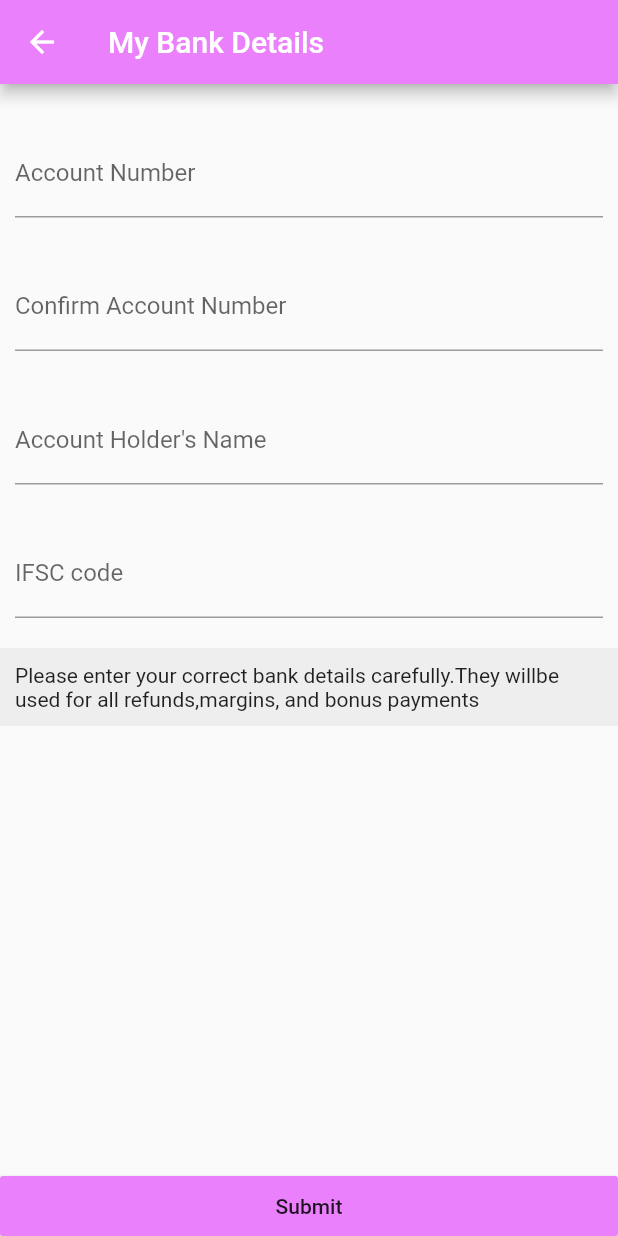
After one commit to Pushkar-PM/Meesho, a Flutter app: the EnterBankDetails screen opened by its route, on a phone screen of 412 x 824 dp. The commit adds this screen. Run offline on Flutter 3.47's test engine with Material 2 defaults, Android fonts, the phone set to English and light mode, and no system bars; our stand-ins replace carousel_slider, firebase_auth, firebase_core, fluttertoast; missing offline and left inert: dart:html, mdi; accounts and stored records are empty; network calls fail.

Commit message:
Added bank details page

```diff
--- a/lib/main.dart
+++ b/lib/main.dart
@@ -8,6 +8,7 @@ import 'package:firebase_auth/firebase_auth.dart';
 import 'package:flutter/gestures.dart';
 import 'package:flutter/cupertino.dart';
 import 'package:flutter/material.dart';
+import 'package:meesho/pages/EnterBankDetails.dart';
 import 'package:meesho/pages/account.dart';
 import 'package:mdi/mdi.dart';
 
@@ -32,6 +33,7 @@ void main() async {
     routes: {
       '/account':(context)=> Account(),
       '/login':(context)=> Login(),
+      '/bank':(context)=> EnterBankDetails(),
     },
   ),
   );
--- /dev/null
+++ b/lib/pages/EnterBankDetails.dart
@@ -0,0 +1,86 @@
+
+
+import 'package:flutter/cupertino.dart';
+import 'package:flutter/material.dart';
+
+void main(){
+    runApp(MaterialApp(
+        home: EnterBankDetails(),
+
+    ));
+}
+
+class EnterBankDetails extends StatefulWidget {
+  const EnterBankDetails({Key? key}) : super(key: key);
+
+  @override
+  _EnterBankDetailsState createState() => _EnterBankDetailsState();
+}
+
+class _EnterBankDetailsState extends State<EnterBankDetails> {
+  @override
+  Widget build(BuildContext context) {
+    List<String> list=["Account Number","Confirm Account Number","Account Holder's Name","IFSC code"];
+    Widget Bank(String s){
+        return
+          Container(
+            margin: EdgeInsets.fromLTRB(10,0,10,0),
+            child:Column(
+          children: [
+              SizedBox(height: 30,),
+              TextField(
+                cursorColor: Colors.black,
+                textInputAction: TextInputAction.next,
+                decoration:
+                    InputDecoration(
+                        labelText: s,
+                        focusedBorder: UnderlineInputBorder(
+                            borderSide: BorderSide(color: Colors.purpleAccent)
+                        ),
+                ),
+
+              ),
+          ],
+        ),
+          );
+    };
+    return Scaffold(
+        bottomSheet: Container(
+          width: MediaQuery.of(context).size.width,
+          height: 40,
+          child: RaisedButton(
+            child: Text('Submit'),
+            onPressed: () {},
+            color: Colors.purpleAccent[100],
+          ),
+        ),
+        appBar: AppBar(
+            title:Text("My Bank Details"),
+            backgroundColor: Colors.purpleAccent[100],
+        ),
+        body: Column(
+          children:[Container(
+                  child: Column(
+                    children: list.map((e)=>Bank(e)).toList(),
+                    ),
+                  ),
+                  SizedBox(
+                    height: 20,
+                  ),
+                  Container(
+                          width: double.infinity,
+                          decoration: BoxDecoration(
+                            color: Colors.grey[200],
+                          ),
+                          padding: EdgeInsets.all(10),
+                          child: Text(
+                            "Please enter your correct bank details carefully.They will"
+                                "be used for all refunds,margins, and bonus payments"
+                          ),
+                      ),
+          ]
+        )
+
+    );
+  }
+}
--- a/lib/pages/account.dart
+++ b/lib/pages/account.dart
@@ -4,11 +4,16 @@ import 'package:meesho/main.dart';
 import 'package:meesho/main.dart';
 import 'package:firebase_auth/firebase_auth.dart';
 import 'package:firebase_core/firebase_core.dart';
+import 'package:meesho/pages/EnterBankDetails.dart';
 
 void main(){
   runApp(MaterialApp(
       home: Account(),
-  ));
+      routes: {
+        '/bank':(context)=>EnterBankDetails(),
+      },
+  )
+  );
 }
 
 
@@ -65,7 +70,7 @@ class _AccountState extends State<Account> {
                         ),
                         FloatingActionButton.extended(
                             onPressed: (){},
-                            label: Text("pushkarmavale@gmail.com"),
+                            label: Text("meesho@gmail.com"),
                             backgroundColor: Color.fromARGB(100, 253, 1, 240),
                             shape: BeveledRectangleBorder(
                                 borderRadius: BorderRadius.zero
@@ -80,7 +85,10 @@ class _AccountState extends State<Account> {
                       itemBuilder: (context,index){
                           return Card(
                             child: ListTile(
-                                onTap:(){},
+
+                                onTap:(){
+                                  Navigator.pushNamed(context,'/bank');
+                                },
                                 title: Text(account[index]),
                             ),
                           );
```
